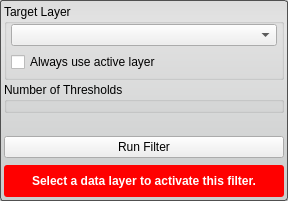
Above: src/Interface/ToolInterface/OtsuThresholdFilterInterface.ui from SCIInstitute/Seg3D before the change. Below: the same form after it.
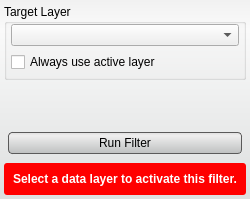
That is the form after the change. Custom widgets are drawn as their Qt base class.

The edit to the form file:
```diff
--- a/src/Interface/ToolInterface/OtsuThresholdFilterInterface.ui
+++ b/src/Interface/ToolInterface/OtsuThresholdFilterInterface.ui
@@ -6,8 +6,8 @@
    <rect>
     <x>0</x>
     <y>0</y>
-    <width>288</width>
-    <height>201</height>
+    <width>250</width>
+    <height>199</height>
    </rect>
   </property>
   <property name="sizePolicy">
@@ -40,13 +40,34 @@
   <property name="styleSheet">
    <string notr="true">QWidget#OtsuThresholdFilterInterface{
   border-radius: 3px;
-  border: 1px solid rgb(80, 80,80);
-  background-color: qlineargradient(spread:pad, x1:0.5, y1:0, x2:0.5, y2:0.960227, stop:0 rgba(221, 221, 221, 255), stop:0.155779 rgba(228, 228, 228, 255), stop:1 rgba(202, 204, 204, 255));      
+  background-color: qlineargradient(spread:pad, x1:0.5, y1:0, x2:0.5, y2:0.960227, stop:0 rgba(241, 241, 241, 255), stop:0.155779 rgba(250, 250, 250, 255), stop:1 rgba(222, 224, 224, 255));       
+}
+
+
+QPushButton{
+  background-color: qlineargradient(spread:pad, x1:0.5, y1:0, x2:0.5, y2:0.960227, stop:0 rgba(221, 221, 221, 255), stop:0.155779 rgba(238, 238, 238, 255), stop:1 rgba(192, 194, 194, 255));
+  border-radius: 4px;
+  border: 1px solid rgb(90, 90, 90);
+  margin:4px;
+}
+
+QPushButton:hover{
+  background-color: qlineargradient(spread:pad, x1:0.5, y1:0, x2:0.5, y2:1, stop:0 rgba(195, 195, 195, 255), stop:0.253769 rgba(206, 206, 206, 255), stop:1 rgba(185, 185, 185, 255));
+  border-radius: 4px;
+  border: 1px solid rgb(90, 90, 90);
+  margin:4px;
+}
+
+QPushButton:pressed{
+  background-color: qlineargradient(spread:pad, x1:0.5, y1:0, x2:0.5, y2:1, stop:0 rgba(150, 150, 150, 255), stop:0.753769 rgba(206, 206, 206, 255), stop:1 rgba(185, 185, 185, 255));
+  border-radius: 4px;
+  border: 1px solid rgb(90, 90, 90);
+  margin:4px;
 }</string>
   </property>
   <layout class="QVBoxLayout" name="verticalLayout">
    <property name="spacing">
-    <number>2</number>
+    <number>4</number>
    </property>
    <property name="margin">
     <number>4</number>
@@ -123,28 +144,7 @@
     </widget>
    </item>
    <item>
-    <widget class="QGroupBox" name="groupBox">
-     <property name="title">
-      <string>Number of Thresholds</string>
-     </property>
-     <layout class="QHBoxLayout" name="horizontalLayout_2">
-      <property name="leftMargin">
-       <number>4</number>
-      </property>
-      <property name="topMargin">
-       <number>2</number>
-      </property>
-      <property name="rightMargin">
-       <number>4</number>
-      </property>
-      <property name="bottomMargin">
-       <number>4</number>
-      </property>
-      <item>
-       <widget class="QtUtils::QtSliderIntCombo" name="amount_" native="true"/>
-      </item>
-     </layout>
-    </widget>
+    <widget class="QtUtils::QtSliderIntCombo" name="amount_" native="true"/>
    </item>
    <item>
     <widget class="QtUtils::QtHistogramWidget" name="histogram_" native="true"/>
@@ -172,6 +172,12 @@
       </property>
       <item>
        <widget class="QPushButton" name="runFilterButton">
+        <property name="minimumSize">
+         <size>
+          <width>0</width>
+          <height>30</height>
+         </size>
+        </property>
         <property name="layoutDirection">
          <enum>Qt::RightToLeft</enum>
         </property>
@@ -228,17 +234,17 @@
   </layout>
  </widget>
  <customwidgets>
-  <customwidget>
-   <class>QtUtils::QtDropableComboBox</class>
-   <extends>QComboBox</extends>
-   <header location="global">QtUtils/Widgets/QtDropableComboBox.h</header>
-  </customwidget>
   <customwidget>
    <class>QtUtils::QtSliderIntCombo</class>
    <extends>QWidget</extends>
    <header location="global">QtUtils/Widgets/QtSliderIntCombo.h</header>
    <container>1</container>
   </customwidget>
+  <customwidget>
+   <class>QtUtils::QtDropableComboBox</class>
+   <extends>QComboBox</extends>
+   <header location="global">QtUtils/Widgets/QtDropableComboBox.h</header>
+  </customwidget>
   <customwidget>
    <class>QtUtils::QtHistogramWidget</class>
    <extends>QWidget</extends>
```
